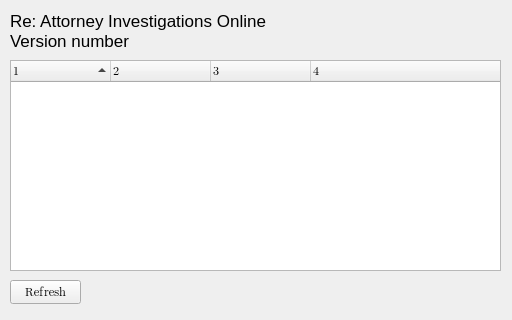
The window that data/themes/default/lobby.ui (Hefaustas/Re-AIO) describes before a commit, drawn with Qt 5; both pictures show x 0 to 512 and y 0 to 320 of the 512 by 590 pixel window.
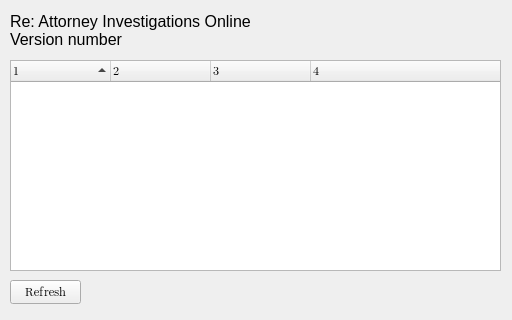
The same window after the commit.

What changed in the file:
```diff
--- a/data/themes/default/lobby.ui
+++ b/data/themes/default/lobby.ui
@@ -78,7 +78,7 @@
    <property name="font">
     <font>
      <family>Segoe UI</family>
-     <pointsize>13</pointsize>
+     <pointsize>12</pointsize>
     </font>
    </property>
    <property name="text">
```
Left out of the diff: 14 changed lines with no effect on the pictures.
